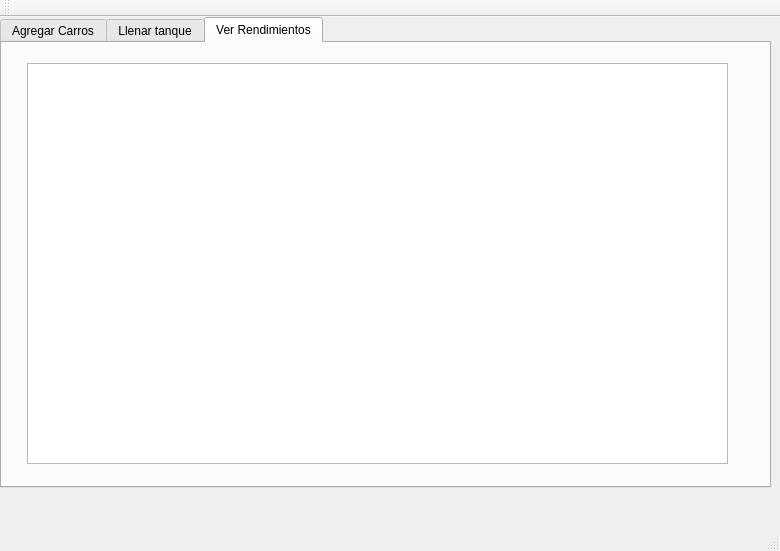
First picture: the form in RendimientoCarro/mainwindow.ui, repository pejuan/11411073-proyecto-02, before the edit.
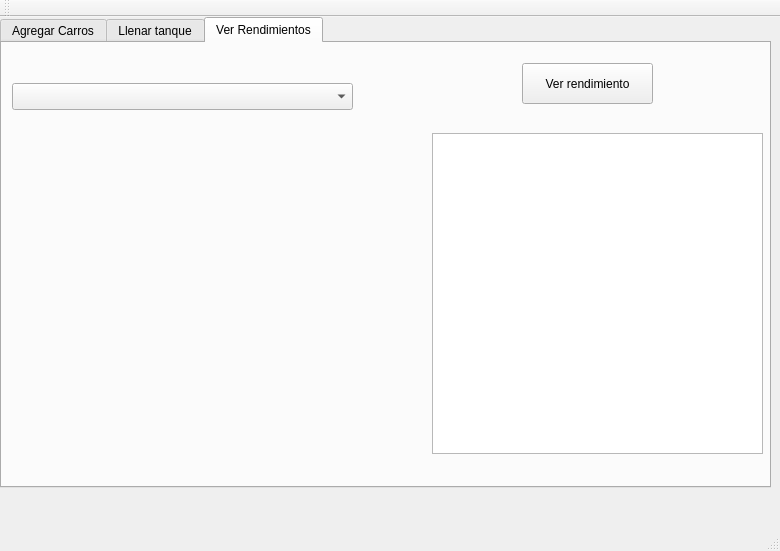
Second picture: the form after the edit. The open tabs and pages were chosen to show the change.

Commit message: Combo box en rendimiento y un text area, terminado el llenar tanque

What changed in the file:
```diff
--- a/RendimientoCarro/mainwindow.ui
+++ b/RendimientoCarro/mainwindow.ui
@@ -265,14 +265,43 @@
      <attribute name="title">
       <string>Ver Rendimientos</string>
      </attribute>
-     <widget class="QTableWidget" name="Tabla_carros">
+     <widget class="QComboBox" name="cb_listacarros2">
       <property name="geometry">
        <rect>
-        <x>25</x>
+        <x>10</x>
+        <y>40</y>
+        <width>341</width>
+        <height>27</height>
+       </rect>
+      </property>
+     </widget>
+     <widget class="QPushButton" name="boton_ver_rendimiento">
+      <property name="geometry">
+       <rect>
+        <x>520</x>
         <y>20</y>
-        <width>701</width>
-        <height>401</height>
+        <width>131</width>
+        <height>41</height>
        </rect>
+      </property>
+      <property name="text">
+       <string>Ver rendimiento</string>
+      </property>
+     </widget>
+     <widget class="QTextEdit" name="ta_rendimiento">
+      <property name="enabled">
+       <bool>true</bool>
+      </property>
+      <property name="geometry">
+       <rect>
+        <x>430</x>
+        <y>90</y>
+        <width>331</width>
+        <height>321</height>
+       </rect>
+      </property>
+      <property name="readOnly">
+       <bool>true</bool>
       </property>
      </widget>
     </widget>
```
Left out of the diff: 27 changed lines with no effect on the pictures. The commit also changes 7 other files.
